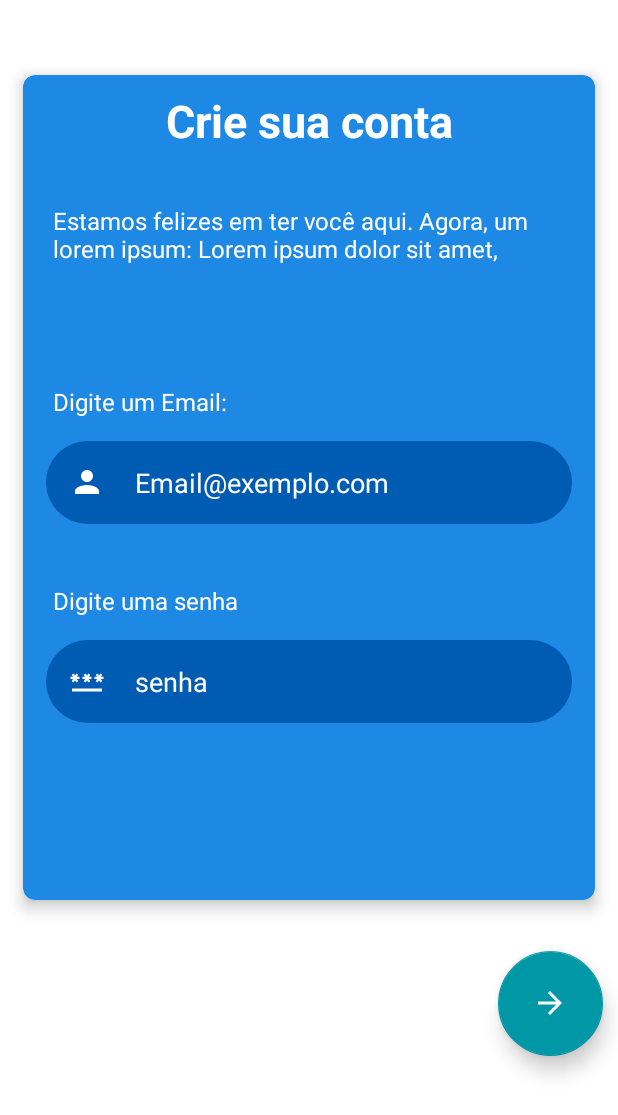
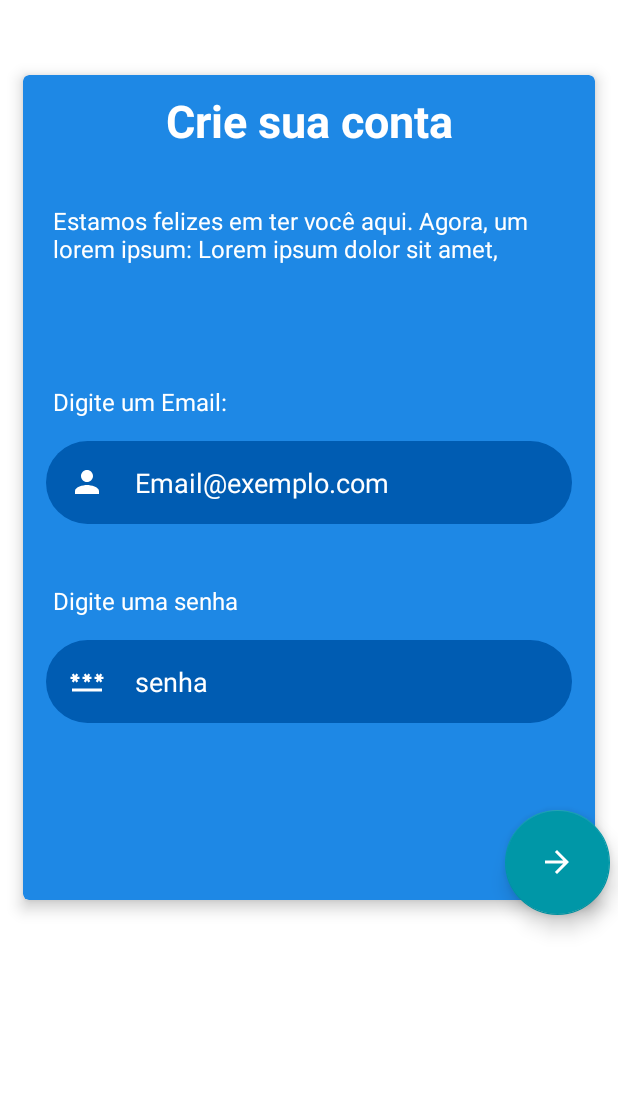
Before and after one commit to David-Marinho/CapyMail, an Android app: the criarConta screen opened directly, with no data from a screen before it, on a phone screen of 412 x 824 dp. Shown: the top 1115 px of the screen. Run offline under Robolectric (Android 15) with nearby library versions, the phone set to English and light mode, and no system bars.

Commit message:
arrumando a nova tela

```diff
--- /dev/null
+++ b/app/src/main/res/drawable/input2.xml
@@ -0,0 +1,4 @@
+<?xml version="1.0" encoding="utf-8"?>
+<shape android:shape="oval" xmlns:android="http://schemas.android.com/apk/res/android">
+    <solid android:color="@color/colorPrimaryDark"/>
+</shape>
--- a/app/src/main/res/layout/activity_criar_conta.xml
+++ b/app/src/main/res/layout/activity_criar_conta.xml
@@ -15,10 +15,7 @@
         android:layout_centerInParent="true"
         android:layout_marginHorizontal="15dp"
         android:layout_marginTop="50dp"
-        app:cardCornerRadius="8dp"
-        app:cardElevation="6dp"
-        app:layout_constraintTop_toTopOf="parent"
-        tools:layout_editor_absoluteX="15dp">
+        app:layout_constraintTop_toTopOf="parent">
 
         <LinearLayout
             android:layout_width="match_parent"
@@ -30,10 +27,7 @@
                 android:layout_width="match_parent"
                 android:layout_height="wrap_content"
                 android:layout_marginTop="10dp"
-                android:gravity="center"
-                android:text="@string/titulo1"
-                android:textSize="30sp"
-                android:textStyle="bold" />
+                android:text="@string/titulo1"/>
 
             <TextView
                 style="@style/body"
@@ -42,7 +36,7 @@
                 android:layout_marginHorizontal="20dp"
                 android:layout_marginTop="20dp"
                 android:text="@string/paragrafo"
-                android:textSize="16sp" />
+                 />
 
             <TextView
                 style="@style/body"
@@ -51,8 +45,7 @@
                 android:layout_marginHorizontal="20dp"
                 android:layout_marginTop="80dp"
                 android:layout_marginBottom="15dp"
-                android:text="@string/digite"
-                android:textSize="16sp" />
+                android:text="@string/digite" />
 
             <EditText
                 style="@style/input"
@@ -62,8 +55,7 @@
                 android:drawableStart="@drawable/ic_baseline_person_24"
                 android:drawablePadding="20dp"
                 android:hint="@string/email_exemplo"
-                android:inputType="textEmailAddress"
-                android:padding="15dp" />
+                android:inputType="textEmailAddress" />
 
             <TextView
                 style="@style/body"
@@ -72,8 +64,7 @@
                 android:layout_marginHorizontal="20dp"
                 android:layout_marginTop="40dp"
                 android:layout_marginBottom="15dp"
-                android:text="@string/senha"
-                android:textSize="16sp" />
+                android:text="@string/senha" />
 
             <EditText
                 style="@style/input"
@@ -83,8 +74,7 @@
                 android:drawableStart="@drawable/ic_baseline_password_24"
                 android:drawablePadding="20dp"
                 android:hint="@string/hint_senha"
-                android:inputType="numberPassword"
-                android:padding="15dp" />
+                android:inputType="numberPassword" />
         </LinearLayout>
     </com.google.android.material.card.MaterialCardView>
 
@@ -94,12 +84,12 @@
         style="@style/button"
         android:layout_width="70dp"
         android:layout_height="70dp"
-        android:layout_marginEnd="10dp"
-        android:layout_marginBottom="120dp"
+        android:layout_marginEnd="-10dp"
+        android:layout_marginBottom="-10dp"
         android:contentDescription="@string/button"
         android:foreground="@drawable/arrow_next"
         android:foregroundGravity="center"
-        app:layout_constraintBottom_toBottomOf="parent"
-        app:layout_constraintEnd_toEndOf="parent"
+        app:layout_constraintBottom_toBottomOf="@+id/card"
+        app:layout_constraintEnd_toEndOf="@+id/card"
         tools:targetApi="m" />
 </androidx.constraintlayout.widget.ConstraintLayout>
--- a/app/src/main/res/values/themes.xml
+++ b/app/src/main/res/values/themes.xml
@@ -16,7 +16,8 @@
     </style>
     <style name="card">
         <item name="cardBackgroundColor">@color/colorPrimary</item>
-        <item name="android:gravity">center</item>
+        <item name="cardElevation">6dp</item>
+        <item name="cornerRadius">8dp</item>
     </style>
 
     <style name="card2">
@@ -34,6 +35,11 @@
         <item name="android:background">@drawable/input</item>
         <item name="android:textColorHint">@color/white</item>
         <item name="android:textColor">@color/white</item>
+        <item name="android:padding">15dp</item>
+    </style>
+
+    <style name="input2" parent="input">
+        <item name="android:background">@drawable/input2</item>
     </style>
 
     <style name="text">
@@ -42,8 +48,10 @@
 
     <style name="title" parent="text">
         <item name="android:textSize">30sp</item>
-        <item name="android:layout_gravity">center</item>
+        <item name="android:layout_gravity">center_horizontal</item>
+        <item name="android:gravity">center_horizontal</item>
         <item name="android:layout_marginBottom">15dp</item>
+        <item name="android:textStyle">bold</item>
     </style>
 
     <style name="body" parent="text">
```
Also changed, not shown: app/src/main/res/layout/activity_sign_in1.xml (+16 -16 lines).
